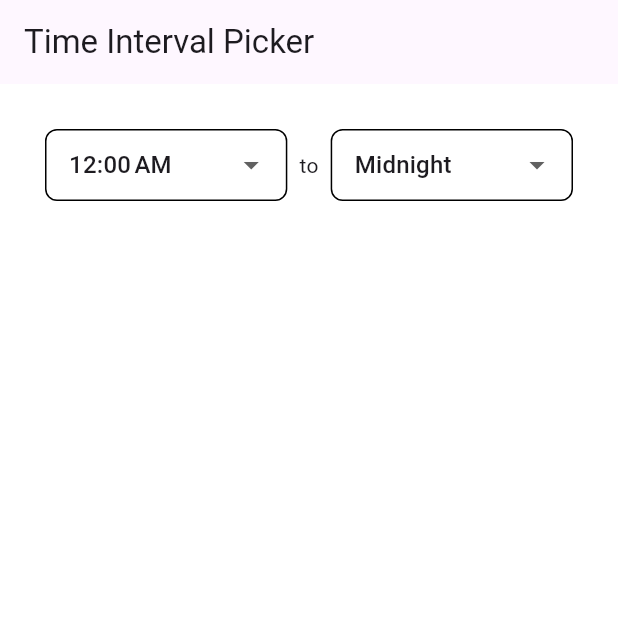
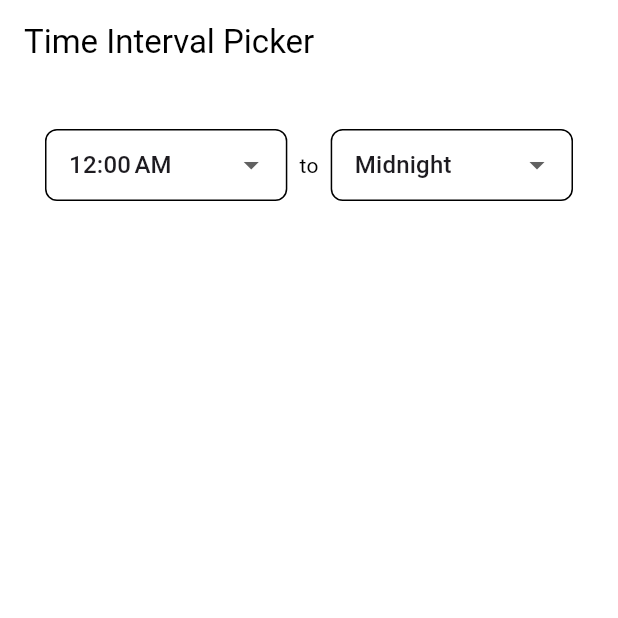
Before and after one commit to Waheguru-Anurag/time_interval_picker, a Flutter app: the screen it shows after launch, on a phone screen of 412 x 824 dp, the top half of it. Run offline on Flutter 3.47's test engine with Material 3 defaults, Android fonts, the phone set to English and light mode, and no system bars; our stand-ins replace equatable, flutter_bloc.

Commit message:
upgrade to flutter 3

```diff
--- a/example/lib/main.dart
+++ b/example/lib/main.dart
@@ -6,16 +6,18 @@ void main() {
 }
 
 class MyApp extends StatelessWidget {
-  const MyApp({Key? key}) : super(key: key);
+  const MyApp({super.key});
 
   @override
   Widget build(BuildContext context) {
     return MaterialApp(
       title: 'Time Interval Picker',
       debugShowCheckedModeBanner: false,
-      theme: ThemeData(
-        primarySwatch: Colors.blue,
-        backgroundColor: Colors.white,
+      theme: ThemeData.from(
+          colorScheme: const ColorScheme.light(
+        primary: Colors.blue,
+        background: Colors.white,
+      )).copyWith(
         scaffoldBackgroundColor: Colors.white,
         visualDensity: VisualDensity.adaptivePlatformDensity,
       ),
@@ -25,7 +27,7 @@ class MyApp extends StatelessWidget {
 }
 
 class MyHomePage extends StatefulWidget {
-  const MyHomePage({Key? key, required this.title}) : super(key: key);
+  const MyHomePage({super.key, required this.title});
 
   final String title;
 
@@ -46,7 +48,11 @@ class _MyHomePageState extends State<MyHomePage> {
         child: TimeIntervalPicker(
           endLimit: null,
           startLimit: null,
-          onChanged: (DateTime? startTime, DateTime? endTime, bool isAllDay) {},
+          onChanged: (DateTime? startTime, DateTime? endTime, bool isAllDay) {
+            print(startTime);
+            print(endTime);
+            print(isAllDay);
+          },
         ),
       ),
     );
--- a/example/pubspec.yaml
+++ b/example/pubspec.yaml
@@ -5,7 +5,7 @@ publish_to: 'none' # Remove this line if you wish to publish to pub.dev
 version: 1.0.0+1
 
 environment:
-  sdk: ">=2.12.0 <3.0.0"
+  sdk: '>=3.0.0 <4.0.0'
 
 dependencies:
   flutter:
@@ -19,7 +19,7 @@ dev_dependencies:
   flutter_test:
     sdk: flutter
 
-  flutter_lints: ^1.0.0
+  flutter_lints: ^3.0.1
 
 flutter:
   uses-material-design: true
--- a/lib/src/bloc/interval_state.dart
+++ b/lib/src/bloc/interval_state.dart
@@ -9,6 +9,5 @@ abstract class TimeIntervalState extends Equatable {
 }
 
 class TimeIntervalInitial extends TimeIntervalState {
-  const TimeIntervalInitial({required TimeInterval interval})
-      : super(interval: interval);
+  const TimeIntervalInitial({required super.interval});
 }
--- a/lib/src/components/end_dropdown.dart
+++ b/lib/src/components/end_dropdown.dart
@@ -5,7 +5,7 @@ import 'full_touch_dropdown.dart';
 
 class EndDropdown extends StatelessWidget {
   const EndDropdown({
-    Key? key,
+    super.key,
     required this.time,
     required this.onChanged,
     this.filled,
@@ -17,7 +17,7 @@ class EndDropdown extends StatelessWidget {
     this.enabled = true,
     this.length = 24,
     this.limit,
-  }) : super(key: key);
+  });
 
   final DateTime time;
 
--- a/lib/src/components/full_touch_dropdown.dart
+++ b/lib/src/components/full_touch_dropdown.dart
@@ -4,7 +4,7 @@ import '../core/colors.dart';
 
 class FullTouchDropdown extends StatefulWidget {
   const FullTouchDropdown({
-    Key? key,
+    super.key,
     required this.value,
     required this.onChanged,
     this.enabled = false,
@@ -14,7 +14,7 @@ class FullTouchDropdown extends StatefulWidget {
     this.borderRadius = 8,
     this.contentPadding,
     this.items,
-  }) : super(key: key);
+  });
 
   final int value;
   final bool enabled;
--- a/lib/src/components/start_dropdown.dart
+++ b/lib/src/components/start_dropdown.dart
@@ -5,7 +5,7 @@ import 'full_touch_dropdown.dart';
 
 class StartDropdown extends StatelessWidget {
   const StartDropdown({
-    Key? key,
+    super.key,
     required this.time,
     required this.onChanged,
     this.filled,
@@ -15,7 +15,7 @@ class StartDropdown extends StatelessWidget {
     this.contentPadding,
     this.dropdownTextStyle,
     this.enabled = true,
-  }) : super(key: key);
+  });
 
   final DateTime time;
   final bool? filled;
--- a/lib/src/time_interval_picker.dart
+++ b/lib/src/time_interval_picker.dart
@@ -10,7 +10,7 @@ import 'components/start_dropdown.dart';
 
 class TimeIntervalPicker extends StatefulWidget {
   const TimeIntervalPicker({
-    Key? key,
+    super.key,
     required this.endLimit,
     required this.startLimit,
     required this.onChanged,
@@ -23,7 +23,7 @@ class TimeIntervalPicker extends StatefulWidget {
     this.borderRadius = 8,
     this.dropdownTextStyle,
     this.seperatorWidget,
-  }) : super(key: key);
+  });
 
   /// [startLimit] is the time value for [StartDropdown]
   final DateTime? startLimit;
```
Also changed, not shown: pubspec.yaml (+7 -7 lines), example/pubspec.lock, 5 other files.
